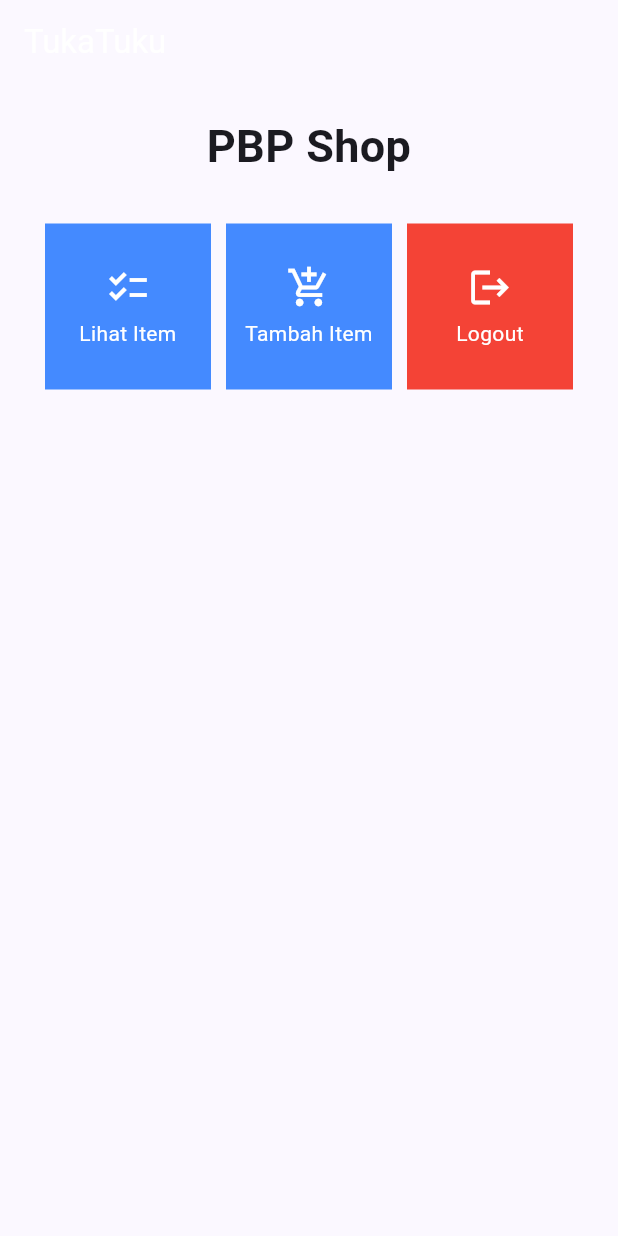
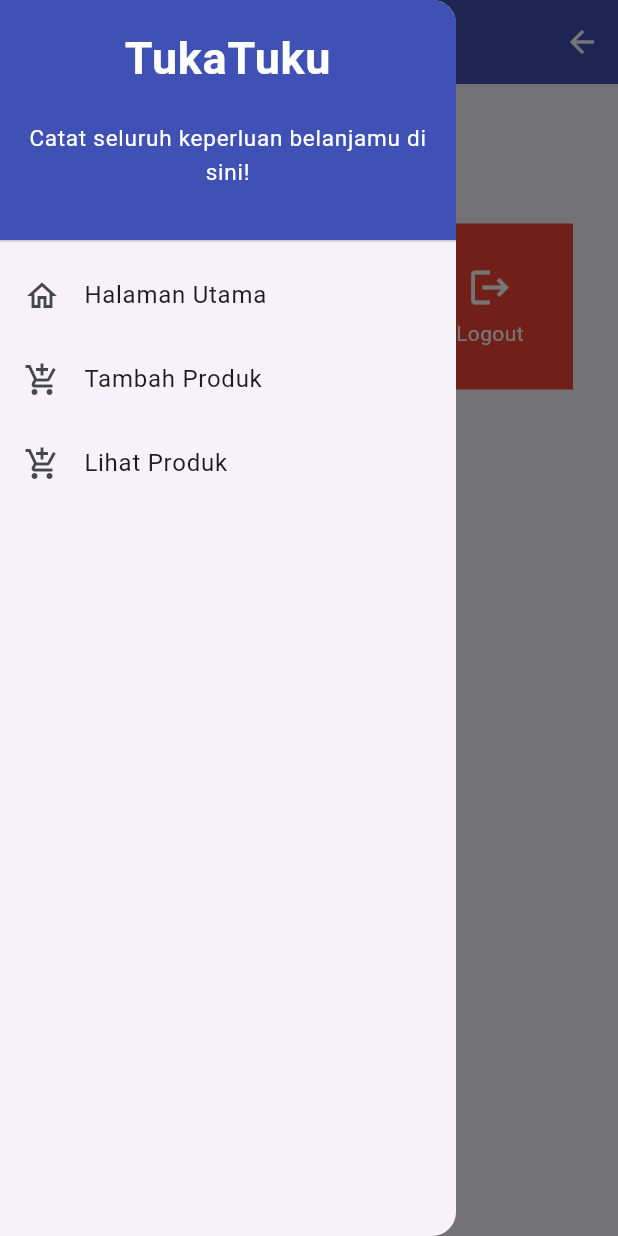
Before and after one commit to fauzanjaisyu/tukatuku_flutter, a Flutter app: the screen it shows after launch, with the side drawer open (before the commit the screen has no drawer), on a phone screen of 412 x 824 dp. Run offline on Flutter 3.47's test engine with Material 2 defaults, Android fonts, the light colour scheme and no system bars.

Commit message:
mengerjakan tugas 8

```diff
--- a/lib/main.dart
+++ b/lib/main.dart
@@ -1,5 +1,5 @@
 import 'package:flutter/material.dart';
-import 'package:tukatuku/menu.dart';
+import 'package:tukatuku/screens/menu.dart';
 
 void main() {
   runApp(const MyApp());
@@ -12,7 +12,7 @@
   @override
   Widget build(BuildContext context) {
     return MaterialApp(
-      title: 'Flutter Demo',
+      title: 'TukaTuku',
       theme: ThemeData(
         // This is the theme of your application.
         //
--- a/lib/menu.dart
+++ /dev/null
@@ -1,121 +0,0 @@
-import 'package:flutter/material.dart';
-
-
-class MyHomePage extends StatelessWidget {
-  MyHomePage({Key? key}) : super(key: key);
-  final List<Item> items = [
-    Item("Lihat Item", Icons.checklist, Colors.blueAccent),
-    Item("Tambah Item", Icons.add_shopping_cart, Colors.blueAccent),
-    Item("Logout", Icons.logout, Colors.red),
-  ];
-  // This widget is the home page of your application. It is stateful, meaning
-  // that it has a State object (defined below) that contains fields that affect
-  // how it looks.
-
-  // This class is the configuration for the state. It holds the values (in this
-  // case the title) provided by the parent (in this case the App widget) and
-  // used by the build method of the State. Fields in a Widget subclass are
-  // always marked "final".
-
-  @override
-    Widget build(BuildContext context) {
-        return Scaffold(
-      appBar: AppBar(
-        title: const Text(
-          'TukaTuku',
-          style: TextStyle(color: Colors.white),
-        ),
-      ),
-      body: SingleChildScrollView(
-        // Widget wrapper yang dapat discroll
-        child: Padding(
-          padding: const EdgeInsets.all(10.0), // Set padding dari halaman
-          child: Column(
-            // Widget untuk menampilkan children secara vertikal
-            children: <Widget>[
-              const Padding(
-                padding: EdgeInsets.only(top: 10.0, bottom: 10.0),
-                // Widget Text untuk menampilkan tulisan dengan alignment center dan style yang sesuai
-                child: Text(
-                  'PBP Shop', // Text yang menandakan toko
-                  textAlign: TextAlign.center,
-                  style: TextStyle(
-                    fontSize: 30,
-                    fontWeight: FontWeight.bold,
-                  ),
-                ),
-              ),
-              // Grid layout
-              GridView.count(
-                // Container pada card kita.
-                primary: true,
-                padding: const EdgeInsets.all(20),
-                crossAxisSpacing: 10,
-                mainAxisSpacing: 10,
-                crossAxisCount: 3,
-                shrinkWrap: true,
-                children: items.map((Item item) {
-                  // Iterasi untuk setiap item
-                  return ShopCard(item);
-                }).toList(),
-              ),
-            ],
-          ),
-        ),
-      ),
-    );
-    }
-}
-
-class Item {
-  final String name;
-  final IconData icon;
-  final Color color;
-
-  Item(this.name, this.icon, this.color);
-}
-
-class ShopCard extends StatelessWidget {
-  final Item item;
-
-  const ShopCard(this.item, {super.key}); // Constructor
-
-  @override
-  Widget build(BuildContext context) {
-    return Material(
-      color: item.color,
-      child: InkWell(
-        // Area responsive terhadap sentuhan
-        onTap: () {
-          // Memunculkan SnackBar ketika diklik
-          ScaffoldMessenger.of(context)
-            ..hideCurrentSnackBar()
-            ..showSnackBar(SnackBar(
-                content: Text("Kamu telah menekan tombol ${item.name}!")));
-        },
-        child: Container(
-          // Container untuk menyimpan Icon dan Text
-          padding: const EdgeInsets.all(8),
-          child: Center(
-            child: Column(
-              mainAxisAlignment: MainAxisAlignment.center,
-              children: [
-                Icon(
-                  item.icon,
-                  color: Colors.white,
-                  size: 30.0,
-                ),
-                const Padding(padding: EdgeInsets.all(3)),
-                Text(
-                  item.name,
-                  textAlign: TextAlign.center,
-                  style: const TextStyle(color: Colors.white),
-                ),
-              ],
-            ),
-          ),
-        ),
-      ),
-    );
-  }
-}
--- /dev/null
+++ b/lib/screens/menu.dart
@@ -0,0 +1,66 @@
+import 'package:flutter/material.dart';
+import 'package:tukatuku/widgets/shop_card.dart';
+import 'package:tukatuku/widgets/left_drawer.dart';
+
+class MyHomePage extends StatelessWidget {
+  MyHomePage({Key? key}) : super(key: key);
+
+  final List<Item> items = [
+    Item("Lihat Item", Icons.checklist, Colors.blueAccent),
+    Item("Tambah Item", Icons.add_shopping_cart, Colors.blueAccent),
+    Item("Logout", Icons.logout, Colors.red),
+  ];
+
+  @override
+  Widget build(BuildContext context) {
+    return Scaffold(
+      appBar: AppBar(
+        title: const Text(
+          "TukaTuku",
+        ),
+        backgroundColor: Colors.indigo,
+        foregroundColor: Colors.white,
+        actions: [
+          IconButton(
+            icon: Icon(Icons.arrow_back),
+            onPressed: () {
+              Navigator.pop(context);
+            },
+          ),
+        ],
+      ),
+      drawer: LeftDrawer(),
+      body: SingleChildScrollView(
+        child: Padding(
+          padding: const EdgeInsets.all(10.0),
+          child: Column(
+            children: <Widget>[
+              const Padding(
+                padding: EdgeInsets.only(top: 10.0, bottom: 10.0),
+                child: Text(
+                  'TukaTuku',
+                  textAlign: TextAlign.center,
+                  style: TextStyle(
+                    fontSize: 30,
+                    fontWeight: FontWeight.bold,
+                  ),
+                ),
+              ),
+              GridView.count(
+                primary: true,
+                padding: const EdgeInsets.all(20),
+                crossAxisSpacing: 10,
+                mainAxisSpacing: 10,
+                crossAxisCount: 3,
+                shrinkWrap: true,
+                children: items.map((Item item) {
+                  return ShopCard(item);
+                }).toList(),
+              ),
+            ],
+          ),
+        ),
+      ),
+    );
+  }
+}
--- /dev/null
+++ b/lib/widgets/left_drawer.dart
@@ -0,0 +1,75 @@
+import 'package:flutter/material.dart';
+import 'package:tukatuku/screens/menu.dart';
+import 'package:tukatuku/screens/shoplist_form.dart';
+import 'package:tukatuku/screens/stuff_list.dart';
+
+class LeftDrawer extends StatelessWidget {
+  const LeftDrawer({super.key});
+
+  @override
+  Widget build(BuildContext context) {
+    return Drawer(
+      child: ListView(
+        children: [
+         const DrawerHeader(
+            decoration: BoxDecoration(
+              color: Colors.indigo,
+            ),
+            child: Column(
+              children: [
+                Text(
+                  'TukaTuku',
+                  textAlign: TextAlign.center,
+                  style: TextStyle(
+                    fontSize: 30,
+                    fontWeight: FontWeight.bold,
+                    color: Colors.white,
+                  ),
+                ),
+                Padding(padding: EdgeInsets.all(10)),
+                Text("Catat seluruh keperluan belanjamu di sini!",
+                  textAlign: TextAlign.center,
+                  style: TextStyle(
+                    fontSize: 15,
+                    fontWeight: FontWeight.normal,
+                    color: Colors.white,
+                  ),
+                ),
+              ],
+            ),
+          ),
+          ListTile(
+            leading: const Icon(Icons.home_outlined),
+            title: const Text('Halaman Utama'),
+            // Bagian redirection ke MyHomePage
+            onTap: () {
+              Navigator.pushReplacement(
+                  context,
+                  MaterialPageRoute(
+                    builder: (context) => MyHomePage(),
+                  ));
+            },
+          ),
+          ListTile(
+            leading: const Icon(Icons.add_shopping_cart),
+            title: const Text('Tambah Produk'),
+            // Bagian redirection ke ShopFormPage
+            onTap: () {
+              Navigator.push(context,
+              MaterialPageRoute(builder: (context) => const ShopFormPage()));
+            },
+          ),
+          ListTile(
+            leading: const Icon(Icons.add_shopping_cart),
+            title: const Text('Lihat Produk'),
+            // Bagian redirection ke ShopFormPage
+            onTap: () {
+              Navigator.push(context,
+              MaterialPageRoute(builder: (context) => const StuffPage()));
+            },
+          ),
+        ],
+      ),
+    );
+  }
+}
--- /dev/null
+++ b/lib/widgets/shop_card.dart
@@ -0,0 +1,76 @@
+import 'package:flutter/material.dart';
+import 'package:tukatuku/screens/shoplist_form.dart';
+import 'package:tukatuku/screens/stuff_list.dart';
+
+class Item {
+  final String name;
+  final IconData icon;
+  final Color color;
+
+  Item(this.name, this.icon, this.color);
+}
+
+class Stuff {
+  final String name;
+  final int amount;
+  final String description;
+
+  Stuff({
+    required this.name,
+    required this.amount,
+    required this.description
+  });
+}
+
+class ShopCard extends StatelessWidget {
+  final Item item;
+
+  const ShopCard(this.item, {super.key}); // Constructor
+
+  @override
+  Widget build(BuildContext context) {
+    return Material(
+      color: item.color,
+      child: InkWell(
+        // Area responsive terhadap sentuhan
+        onTap: () {
+          // Memunculkan SnackBar ketika diklik
+          ScaffoldMessenger.of(context)
+            ..hideCurrentSnackBar()
+            ..showSnackBar(SnackBar(
+                content: Text("Kamu telah menekan tombol ${item.name}!")));
+          if (item.name == "Tambah Item") {
+            Navigator.push(context,
+            MaterialPageRoute(builder: (context) => const ShopFormPage()));
+          }
+          if (item.name == "Lihat Item") {
+            Navigator.push(context,
+            MaterialPageRoute(builder: (context) => const StuffPage()));
+          }
+        },
+        child: Container(
+          // Container untuk menyimpan Icon dan Text
+          padding: const EdgeInsets.all(8),
+          child: Center(
+            child: Column(
+              mainAxisAlignment: MainAxisAlignment.center,
+              children: [
+                Icon(
+                  item.icon,
+                  color: Colors.white,
+                  size: 30.0,
+                ),
+                const Padding(padding: EdgeInsets.all(3)),
+                Text(
+                  item.name,
+                  textAlign: TextAlign.center,
+                  style: const TextStyle(color: Colors.white),
+                ),
+              ],
+            ),
+          ),
+        ),
+      ),
+    );
+  }
+}
```
Also changed, not shown: lib/screens/shoplist_form.dart (added, +168 -0 lines), lib/screens/stuff_list.dart (added, +50 -0 lines), 1 other file.
